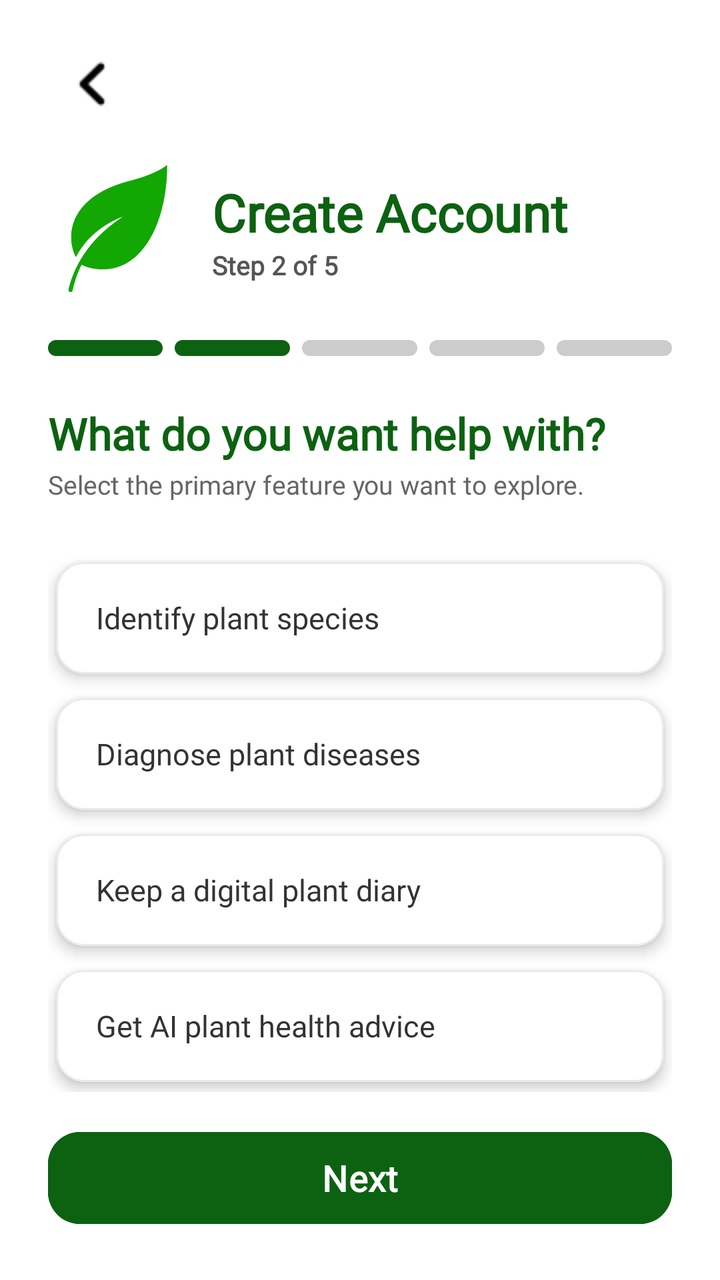
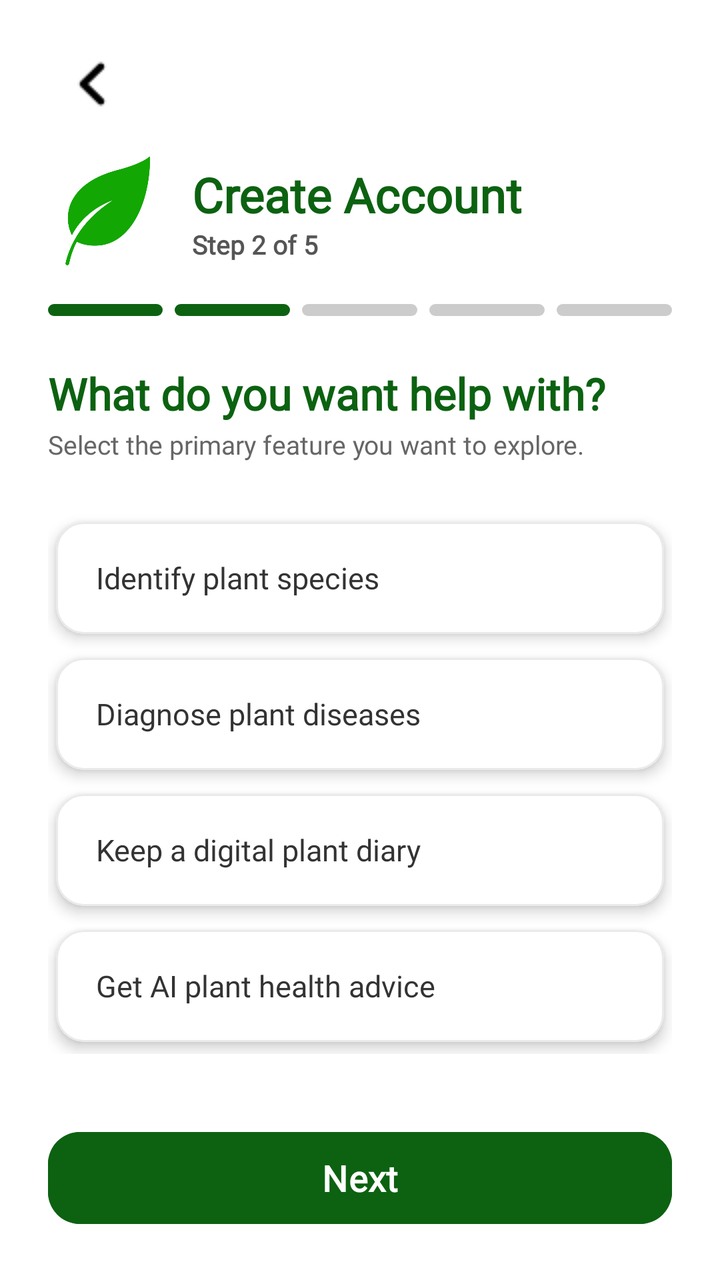

Screens rendered from an Android XML layout before and after an edit, with the pre-edit source and the edit as a unified diff.
<!-- AndroidManifest.xml: application theme Theme.SmartGrow -->
<!-- res/layout/activity_register_step2.xml -->
<?xml version="1.0" encoding="utf-8"?>
<androidx.constraintlayout.widget.ConstraintLayout
    xmlns:android="http://schemas.android.com/apk/res/android"
    xmlns:app="http://schemas.android.com/apk/res-auto"
    android:layout_width="match_parent"
    android:layout_height="match_parent"
    android:background="#FFFFFF"
    android:paddingHorizontal="24dp"
    android:paddingTop="20dp"
    android:paddingBottom="24dp">

    <ImageButton
        android:id="@+id/btn_register_back"
        android:layout_width="44dp"
        android:layout_height="44dp"
        android:background="?android:attr/selectableItemBackgroundBorderless"
        android:src="@drawable/back_button_login"
        android:contentDescription="Back"
        android:scaleType="centerInside"
        android:clickable="true"
        android:focusable="true"
        app:layout_constraintTop_toTopOf="parent"
        app:layout_constraintStart_toStartOf="parent" />

    <LinearLayout
        android:id="@+id/layout_register_header"
        android:layout_width="0dp"
        android:layout_height="wrap_content"
        android:orientation="horizontal"
        android:gravity="center_vertical"
        android:layout_marginTop="16dp"
        app:layout_constraintTop_toBottomOf="@id/btn_register_back"
        app:layout_constraintStart_toStartOf="parent"
        app:layout_constraintEnd_toEndOf="parent">

        <ImageView
            android:id="@+id/img_register_mini_logo"
            android:layout_width="70dp"
            android:layout_height="70dp"
            android:src="@drawable/smartgrow_logo"
            app:tint="#12A703"
            android:contentDescription="SmartGrow" />

        <LinearLayout
            android:layout_width="wrap_content"
            android:layout_height="wrap_content"
            android:orientation="vertical"
            android:layout_marginStart="12dp">

            <TextView
                android:layout_width="wrap_content"
                android:layout_height="wrap_content"
                android:text="Create Account"
                android:textSize="26sp"
                android:textStyle="bold"
                android:fontFamily="@font/poppins"
                android:textColor="#0C6211" />

            <TextView
                android:id="@+id/tv_step_counter"
                android:layout_width="wrap_content"
                android:layout_height="wrap_content"
                android:text="Step 2 of 5"
                android:textSize="13sp"
                android:textStyle="bold"
                android:fontFamily="@font/poppins"
                android:textColor="#555555" />
        </LinearLayout>
    </LinearLayout>

    <LinearLayout
        android:id="@+id/layout_indicator_bars"
        android:layout_width="match_parent"
        android:layout_height="8dp"
        android:orientation="horizontal"
        android:layout_marginTop="20dp"
        android:weightSum="5"
        app:layout_constraintTop_toBottomOf="@id/layout_register_header"
        app:layout_constraintStart_toStartOf="parent"
        app:layout_constraintEnd_toEndOf="parent">

        <View
            android:id="@+id/indicator_step1"
            android:layout_width="0dp"
            android:layout_height="match_parent"
            android:layout_weight="1"
            android:layout_marginEnd="6dp"
            android:background="@drawable/indicator_green" />

        <View
            android:id="@+id/indicator_step2"
            android:layout_width="0dp"
            android:layout_height="match_parent"
            android:layout_weight="1"
            android:layout_marginEnd="6dp"
            android:background="@drawable/indicator_green" /> <View
        android:id="@+id/indicator_step3"
        android:layout_width="0dp"
        android:layout_height="match_parent"
        android:layout_weight="1"
        android:layout_marginEnd="6dp"
        android:background="@drawable/indicator_gray" />

        <View
            android:id="@+id/indicator_step4"
            android:layout_width="0dp"
            android:layout_height="match_parent"
            android:layout_weight="1"
            android:layout_marginEnd="6dp"
            android:background="@drawable/indicator_gray" />

        <View
            android:id="@+id/indicator_step5"
            android:layout_width="0dp"
            android:layout_height="match_parent"
            android:layout_weight="1"
            android:background="@drawable/indicator_gray" />
    </LinearLayout>

    <TextView
        android:id="@+id/tv_question_title"
        android:layout_width="match_parent"
        android:layout_height="wrap_content"
        android:text="What do you want help with?"
        android:textSize="22sp"
        android:textStyle="bold"
        android:textColor="#0C6211"
        android:fontFamily="@font/poppins"
        android:layout_marginTop="24dp"
        app:layout_constraintTop_toBottomOf="@id/layout_indicator_bars" />

    <TextView
        android:id="@+id/tv_question_subtitle"
        android:layout_width="match_parent"
        android:layout_height="wrap_content"
        android:text="Select the primary feature you want to explore."
        android:textSize="13sp"
        android:textColor="#666666"
        android:fontFamily="@font/poppins"
        android:layout_marginTop="2dp"
        app:layout_constraintTop_toBottomOf="@id/tv_question_title" />

    <LinearLayout
        android:id="@+id/layout_choices_container"
        android:layout_width="match_parent"
        android:layout_height="0dp"
        android:orientation="vertical"
        android:layout_marginTop="24dp"
        android:layout_marginBottom="16dp"
        app:layout_constraintTop_toBottomOf="@id/tv_question_subtitle"
        app:layout_constraintBottom_toTopOf="@id/btn_register_next">

        <com.google.android.material.card.MaterialCardView
            android:id="@+id/card_choice1"
            android:layout_width="match_parent"
            android:layout_height="56dp"
            android:layout_marginHorizontal="4dp"
            android:layout_marginVertical="6dp"
            app:cardElevation="4dp"
            app:cardCornerRadius="14dp"
            app:cardBackgroundColor="#FFFFFF"
            app:strokeWidth="1dp"
            app:strokeColor="#EAEAEA"
            android:clickable="true"
            android:focusable="true">
            <TextView
                android:id="@+id/tv_choice1_text"
                android:layout_width="match_parent"
                android:layout_height="match_parent"
                android:gravity="center_vertical"
                android:paddingHorizontal="20dp"
                android:text="Identify plant species"
                android:textSize="15sp"
                android:textColor="#333333"
                android:fontFamily="@font/poppins" />
        </com.google.android.material.card.MaterialCardView>

        <com.google.android.material.card.MaterialCardView
            android:id="@+id/card_choice2"
            android:layout_width="match_parent"
            android:layout_height="56dp"
            android:layout_marginHorizontal="4dp"
            android:layout_marginVertical="6dp"
            app:cardElevation="4dp"
            app:cardCornerRadius="14dp"
            app:cardBackgroundColor="#FFFFFF"
            app:strokeWidth="1dp"
            app:strokeColor="#EAEAEA"
            android:clickable="true"
            android:focusable="true">
            <TextView
                android:id="@+id/tv_choice2_text"
                android:layout_width="match_parent"
                android:layout_height="match_parent"
                android:gravity="center_vertical"
                android:paddingHorizontal="20dp"
                android:text="Diagnose plant diseases"
                android:textSize="15sp"
                android:textColor="#333333"
                android:fontFamily="@font/poppins" />
        </com.google.android.material.card.MaterialCardView>

        <com.google.android.material.card.MaterialCardView
            android:id="@+id/card_choice3"
            android:layout_width="match_parent"
            android:layout_height="56dp"
            android:layout_marginHorizontal="4dp"
            android:layout_marginVertical="6dp"
            app:cardElevation="4dp"
            app:cardCornerRadius="14dp"
            app:cardBackgroundColor="#FFFFFF"
            app:strokeWidth="1dp"
            app:strokeColor="#EAEAEA"
            android:clickable="true"
            android:focusable="true">
            <TextView
                android:id="@+id/tv_choice3_text"
                android:layout_width="match_parent"
                android:layout_height="match_parent"
                android:gravity="center_vertical"
                android:paddingHorizontal="20dp"
                android:text="Keep a digital plant diary"
                android:textSize="15sp"
                android:textColor="#333333"
                android:fontFamily="@font/poppins" />
        </com.google.android.material.card.MaterialCardView>

        <com.google.android.material.card.MaterialCardView
            android:id="@+id/card_choice4"
            android:layout_width="match_parent"
            android:layout_height="56dp"
            android:layout_marginHorizontal="4dp"
            android:layout_marginVertical="6dp"
            app:cardElevation="4dp"
            app:cardCornerRadius="14dp"
            app:cardBackgroundColor="#FFFFFF"
            app:strokeWidth="1dp"
            app:strokeColor="#EAEAEA"
            android:clickable="true"
            android:focusable="true">
            <TextView
                android:id="@+id/tv_choice4_text"
                android:layout_width="match_parent"
                android:layout_height="match_parent"
                android:gravity="center_vertical"
                android:paddingHorizontal="20dp"
                android:text="Get AI plant health advice"
                android:textSize="15sp"
                android:textColor="#333333"
                android:fontFamily="@font/poppins" />
        </com.google.android.material.card.MaterialCardView>
    </LinearLayout>

    <com.google.android.material.button.MaterialButton
        android:id="@+id/btn_register_next"
        android:layout_width="match_parent"
        android:layout_height="54dp"
        android:text="Next"
        android:textSize="18sp"
        android:fontFamily="@font/poppins"
        android:textStyle="bold"
        android:textColor="@color/white"
        android:textAllCaps="false"
        android:backgroundTint="#0C6211"
        app:cornerRadius="16dp"
        android:elevation="4dp"
        android:clickable="true"
        android:focusable="true"
        app:layout_constraintBottom_toBottomOf="parent"
        app:layout_constraintStart_toStartOf="parent"
        app:layout_constraintEnd_toEndOf="parent" />

</androidx.constraintlayout.widget.ConstraintLayout>
<!-- resources referenced by this layout -->
<resources>
  <color name="white">#FFFFFFFF</color>
  <!-- drawable back_button_login: png bitmap (drawable, 311 bytes) -->
  <!-- drawable indicator_gray (drawable) -->
  <?xml version="1.0" encoding="utf-8"?>
  <shape xmlns:android="http://schemas.android.com/apk/res/android"
      android:shape="rectangle">
      <solid android:color="#CCCCCC" />
      <corners android:radius="4dp" />
  </shape>
  <!-- drawable indicator_green (drawable) -->
  <?xml version="1.0" encoding="utf-8"?>
  <shape xmlns:android="http://schemas.android.com/apk/res/android"
      android:shape="rectangle">
      <solid android:color="#0C6211" />
      <corners android:radius="4dp" />
  </shape>
  <!-- drawable smartgrow_logo: png bitmap (drawable, 73503 bytes) -->
  <style name="Theme.SmartGrow" parent="Base.Theme.SmartGrow" />
  <style name="Base.Theme.SmartGrow" parent="Theme.Material3.DayNight.NoActionBar">
          <item name="android:windowBackground">@android:color/white</item>
          <item name="android:windowDisablePreview">true</item>
          <item name="android:statusBarColor">#0C6211</item>
          <item name="android:windowLightStatusBar" tools:targetApi="m">false</item>
      </style>
</resources>

<!-- the commit's change to res/layout/activity_register_step2.xml (unified diff, before → after) -->
@@ -4,257 +4,243 @@
     xmlns:app="http://schemas.android.com/apk/res-auto"
     android:layout_width="match_parent"
     android:layout_height="match_parent"
-    android:background="#FFFFFF"
-    android:paddingHorizontal="24dp"
-    android:paddingTop="20dp"
-    android:paddingBottom="24dp">
-
-    <ImageButton
-        android:id="@+id/btn_register_back"
-        android:layout_width="44dp"
-        android:layout_height="44dp"
-        android:background="?android:attr/selectableItemBackgroundBorderless"
-        android:src="@drawable/back_button_login"
-        android:contentDescription="Back"
-        android:scaleType="centerInside"
-        android:clickable="true"
-        android:focusable="true"
-        app:layout_constraintTop_toTopOf="parent"
-        app:layout_constraintStart_toStartOf="parent" />
-
-    <LinearLayout
-        android:id="@+id/layout_register_header"
-        android:layout_width="0dp"
+    android:background="#FFFFFF">
+
+    
+    <androidx.constraintlayout.widget.ConstraintLayout
+        android:id="@+id/layout_header_fixed"
+        android:layout_width="match_parent"
         android:layout_height="wrap_content"
-        android:orientation="horizontal"
-        android:gravity="center_vertical"
-        android:layout_marginTop="16dp"
-        app:layout_constraintTop_toBottomOf="@id/btn_register_back"
-        app:layout_constraintStart_toStartOf="parent"
-        app:layout_constraintEnd_toEndOf="parent">
-
-        <ImageView
-            android:id="@+id/img_register_mini_logo"
-            android:layout_width="70dp"
-            android:layout_height="70dp"
-            android:src="@drawable/smartgrow_logo"
-            app:tint="#12A703"
-            android:contentDescription="SmartGrow" />
+        android:paddingHorizontal="24dp"
+        android:paddingTop="20dp"
+        android:paddingBottom="8dp"
+        app:layout_constraintTop_toTopOf="parent">
+
+        <ImageButton
+            android:id="@+id/btn_register_back"
+            android:layout_width="44dp"
+            android:layout_height="44dp"
+            android:background="?android:attr/selectableItemBackgroundBorderless"
+            android:src="@drawable/back_button_login"
+            android:contentDescription="Back"
+            android:scaleType="centerInside"
+            android:clickable="true"
+            android:focusable="true"
+            app:layout_constraintTop_toTopOf="parent"
+            app:layout_constraintStart_toStartOf="parent" />
 
         <LinearLayout
-            android:layout_width="wrap_content"
+            android:id="@+id/layout_register_header"
+            android:layout_width="0dp"
+            android:layout_height="wrap_content"
+            android:orientation="horizontal"
+            android:gravity="center_vertical"
+            android:layout_marginTop="12dp"
+            app:layout_constraintTop_toBottomOf="@id/btn_register_back"
+            app:layout_constraintStart_toStartOf="parent"
+            app:layout_constraintEnd_toEndOf="parent">
+
+            <ImageView
+                android:id="@+id/img_register_mini_logo"
+                android:layout_width="60dp"
+                android:layout_height="60dp"
+                android:src="@drawable/smartgrow_logo"
+                app:tint="#12A703"
+                android:contentDescription="SmartGrow" />
+
+            <LinearLayout
+                android:layout_width="wrap_content"
+                android:layout_height="wrap_content"
+                android:orientation="vertical"
+                android:layout_marginStart="12dp">
+
+                <TextView
+                    android:layout_width="wrap_content"
+                    android:layout_height="wrap_content"
+                    android:text="Create Account"
+                    android:textSize="24sp"
+                    android:textStyle="bold"
+                    android:fontFamily="@font/poppins"
+                    android:textColor="#0C6211" />
+
+                <TextView
+                    android:id="@+id/tv_step_counter"
+                    android:layout_width="wrap_content"
+                    android:layout_height="wrap_content"
+                    android:text="Step 2 of 5"
+                    android:textSize="13sp"
+                    android:textStyle="bold"
+                    android:fontFamily="@font/poppins"
+                    android:textColor="#555555" />
+            </LinearLayout>
+        </LinearLayout>
+
+        <LinearLayout
+            android:id="@+id/layout_indicator_bars"
+            android:layout_width="match_parent"
+            android:layout_height="6dp"
+            android:orientation="horizontal"
+            android:layout_marginTop="16dp"
+            android:weightSum="5"
+            app:layout_constraintTop_toBottomOf="@id/layout_register_header">
+
+            <View android:id="@+id/indicator_step1" android:layout_width="0dp" android:layout_height="match_parent" android:layout_weight="1" android:layout_marginEnd="6dp" android:background="@drawable/indicator_green" />
+            <View android:id="@+id/indicator_step2" android:layout_width="0dp" android:layout_height="match_parent" android:layout_weight="1" android:layout_marginEnd="6dp" android:background="@drawable/indicator_green" />
+            <View android:id="@+id/indicator_step3" android:layout_width="0dp" android:layout_height="match_parent" android:layout_weight="1" android:layout_marginEnd="6dp" android:background="@drawable/indicator_gray" />
+            <View android:id="@+id/indicator_step4" android:layout_width="0dp" android:layout_height="match_parent" android:layout_weight="1" android:layout_marginEnd="6dp" android:background="@drawable/indicator_gray" />
+            <View android:id="@+id/indicator_step5" android:layout_width="0dp" android:layout_height="match_parent" android:layout_weight="1" android:background="@drawable/indicator_gray" />
+        </LinearLayout>
+    </androidx.constraintlayout.widget.ConstraintLayout>
+
+    
+    <androidx.core.widget.NestedScrollView
+        android:layout_width="match_parent"
+        android:layout_height="0dp"
+        android:fillViewport="true"
+        app:layout_constraintTop_toBottomOf="@id/layout_header_fixed"
+        app:layout_constraintBottom_toTopOf="@id/btn_register_next">
+
+        <LinearLayout
+            android:layout_width="match_parent"
             android:layout_height="wrap_content"
             android:orientation="vertical"
-            android:layout_marginStart="12dp">
+            android:paddingHorizontal="24dp"
+            android:paddingTop="16dp"
+            android:paddingBottom="16dp">
 
             <TextView
-                android:layout_width="wrap_content"
-                android:layout_height="wrap_content"
-                android:text="Create Account"
-                android:textSize="26sp"
+                android:id="@+id/tv_question_title"
+                android:layout_width="match_parent"
+                android:layout_height="wrap_content"
+                android:text="What do you want help with?"
+                android:textSize="22sp"
                 android:textStyle="bold"
+                android:textColor="#0C6211"
+                android:fontFamily="@font/poppins" />
+
+            <TextView
+                android:id="@+id/tv_question_subtitle"
+                android:layout_width="match_parent"
+                android:layout_height="wrap_content"
+                android:text="Select the primary feature you want to explore."
+                android:textSize="13sp"
+                android:textColor="#666666"
                 android:fontFamily="@font/poppins"
-                android:textColor="#0C6211" />
-
-            <TextView
-                android:id="@+id/tv_step_counter"
-                android:layout_width="wrap_content"
-                android:layout_height="wrap_content"
-                android:text="Step 2 of 5"
-                android:textSize="13sp"
-                android:textStyle="bold"
-                android:fontFamily="@font/poppins"
-                android:textColor="#555555" />
+                android:layout_marginTop="2dp" />
+
+            <LinearLayout
+                android:id="@+id/layout_choices_container"
+                android:layout_width="match_parent"
+                android:layout_height="wrap_content"
+                android:orientation="vertical"
+                android:layout_marginTop="24dp">
+
+                <com.google.android.material.card.MaterialCardView
+                    android:id="@+id/card_choice1"
+                    android:layout_width="match_parent"
+                    android:layout_height="56dp"
+                    android:layout_marginHorizontal="4dp"
+                    android:layout_marginVertical="6dp"
+                    app:cardElevation="4dp"
+                    app:cardCornerRadius="14dp"
+                    app:cardBackgroundColor="#FFFFFF"
+                    app:strokeWidth="1dp"
+                    app:strokeColor="#EAEAEA"
+                    android:clickable="true"
+                    android:focusable="true">
+                    <TextView
+                        android:layout_width="match_parent"
+                        android:layout_height="match_parent"
+                        android:gravity="center_vertical"
+                        android:paddingHorizontal="20dp"
+                        android:text="Identify plant species"
+                        android:textSize="15sp"
+                        android:textColor="#333333"
+                        android:fontFamily="@font/poppins" />
+                </com.google.android.material.card.MaterialCardView>
+
+                <com.google.android.material.card.MaterialCardView
+                    android:id="@+id/card_choice2"
+                    android:layout_width="match_parent"
+                    android:layout_height="56dp"
+                    android:layout_marginHorizontal="4dp"
+                    android:layout_marginVertical="6dp"
+                    app:cardElevation="4dp"
+                    app:cardCornerRadius="14dp"
+                    app:cardBackgroundColor="#FFFFFF"
+                    app:strokeWidth="1dp"
+                    app:strokeColor="#EAEAEA"
+                    android:clickable="true"
+                    android:focusable="true">
+                    <TextView
+                        android:layout_width="match_parent"
+                        android:layout_height="match_parent"
+                        android:gravity="center_vertical"
+                        android:paddingHorizontal="20dp"
+                        android:text="Diagnose plant diseases"
+                        android:textSize="15sp"
+                        android:textColor="#333333"
+                        android:fontFamily="@font/poppins" />
+                </com.google.android.material.card.MaterialCardView>
+
+                <com.google.android.material.card.MaterialCardView
+                    android:id="@+id/card_choice3"
+                    android:layout_width="match_parent"
+                    android:layout_height="56dp"
+                    android:layout_marginHorizontal="4dp"
+                    android:layout_marginVertical="6dp"
+                    app:cardElevation="4dp"
+                    app:cardCornerRadius="14dp"
+                    app:cardBackgroundColor="#FFFFFF"
+                    app:strokeWidth="1dp"
+                    app:strokeColor="#EAEAEA"
+                    android:clickable="true"
+                    android:focusable="true">
+                    <TextView
+                        android:layout_width="match_parent"
+                        android:layout_height="match_parent"
+                        android:gravity="center_vertical"
+                        android:paddingHorizontal="20dp"
+                        android:text="Keep a digital plant diary"
+                        android:textSize="15sp"
+                        android:textColor="#333333"
+                        android:fontFamily="@font/poppins" />
+                </com.google.android.material.card.MaterialCardView>
+
+                <com.google.android.material.card.MaterialCardView
+                    android:id="@+id/card_choice4"
+                    android:layout_width="match_parent"
+                    android:layout_height="56dp"
+                    android:layout_marginHorizontal="4dp"
+                    android:layout_marginVertical="6dp"
+                    app:cardElevation="4dp"
+                    app:cardCornerRadius="14dp"
+                    app:cardBackgroundColor="#FFFFFF"
+                    app:strokeWidth="1dp"
+                    app:strokeColor="#EAEAEA"
+                    android:clickable="true"
+                    android:focusable="true">
+                    <TextView
+                        android:layout_width="match_parent"
+                        android:layout_height="match_parent"
+                        android:gravity="center_vertical"
+                        android:paddingHorizontal="20dp"
+                        android:text="Get AI plant health advice"
+                        android:textSize="15sp"
+                        android:textColor="#333333"
+                        android:fontFamily="@font/poppins" />
+                </com.google.android.material.card.MaterialCardView>
+            </LinearLayout>
         </LinearLayout>
-    </LinearLayout>
-
-    <LinearLayout
-        android:id="@+id/layout_indicator_bars"
-        android:layout_width="match_parent"
-        android:layout_height="8dp"
-        android:orientation="horizontal"
-        android:layout_marginTop="20dp"
-        android:weightSum="5"
-        app:layout_constraintTop_toBottomOf="@id/layout_register_header"
-        app:layout_constraintStart_toStartOf="parent"
-        app:layout_constraintEnd_toEndOf="parent">
-
-        <View
-            android:id="@+id/indicator_step1"
-            android:layout_width="0dp"
-            android:layout_height="match_parent"
-            android:layout_weight="1"
-            android:layout_marginEnd="6dp"
-            android:background="@drawable/indicator_green" />
-
-        <View
-            android:id="@+id/indicator_step2"
-            android:layout_width="0dp"
-            android:layout_height="match_parent"
-            android:layout_weight="1"
-            android:layout_marginEnd="6dp"
-            android:background="@drawable/indicator_green" /> <View
-        android:id="@+id/indicator_step3"
-        android:layout_width="0dp"
-        android:layout_height="match_parent"
-        android:layout_weight="1"
-        android:layout_marginEnd="6dp"
-        android:background="@drawable/indicator_gray" />
-
-        <View
-            android:id="@+id/indicator_step4"
-            android:layout_width="0dp"
-            android:layout_height="match_parent"
-            android:layout_weight="1"
-            android:layout_marginEnd="6dp"
-            android:background="@drawable/indicator_gray" />
-
-        <View
-            android:id="@+id/indicator_step5"
-            android:layout_width="0dp"
-            android:layout_height="match_parent"
-            android:layout_weight="1"
-            android:background="@drawable/indicator_gray" />
-    </LinearLayout>
-
-    <TextView
-        android:id="@+id/tv_question_title"
-        android:layout_width="match_parent"
-        android:layout_height="wrap_content"
-        android:text="What do you want help with?"
-        android:textSize="22sp"
-        android:textStyle="bold"
-        android:textColor="#0C6211"
-        android:fontFamily="@font/poppins"
-        android:layout_marginTop="24dp"
-        app:layout_constraintTop_toBottomOf="@id/layout_indicator_bars" />
-
-    <TextView
-        android:id="@+id/tv_question_subtitle"
-        android:layout_width="match_parent"
-        android:layout_height="wrap_content"
-        android:text="Select the primary feature you want to explore."
-        android:textSize="13sp"
-        android:textColor="#666666"
-        android:fontFamily="@font/poppins"
-        android:layout_marginTop="2dp"
-        app:layout_constraintTop_toBottomOf="@id/tv_question_title" />
-
-    <LinearLayout
-        android:id="@+id/layout_choices_container"
-        android:layout_width="match_parent"
-        android:layout_height="0dp"
-        android:orientation="vertical"
-        android:layout_marginTop="24dp"
-        android:layout_marginBottom="16dp"
-        app:layout_constraintTop_toBottomOf="@id/tv_question_subtitle"
-        app:layout_constraintBottom_toTopOf="@id/btn_register_next">
-
-        <com.google.android.material.card.MaterialCardView
-            android:id="@+id/card_choice1"
-            android:layout_width="match_parent"
-            android:layout_height="56dp"
-            android:layout_marginHorizontal="4dp"
-            android:layout_marginVertical="6dp"
-            app:cardElevation="4dp"
-            app:cardCornerRadius="14dp"
-            app:cardBackgroundColor="#FFFFFF"
-            app:strokeWidth="1dp"
-            app:strokeColor="#EAEAEA"
-            android:clickable="true"
-            android:focusable="true">
-            <TextView
-                android:id="@+id/tv_choice1_text"
-                android:layout_width="match_parent"
-                android:layout_height="match_parent"
-                android:gravity="center_vertical"
-                android:paddingHorizontal="20dp"
-                android:text="Identify plant species"
-                android:textSize="15sp"
-                android:textColor="#333333"
-                android:fontFamily="@font/poppins" />
-        </com.google.android.material.card.MaterialCardView>
-
-        <com.google.android.material.card.MaterialCardView
-            android:id="@+id/card_choice2"
-            android:layout_width="match_parent"
-            android:layout_height="56dp"
-            android:layout_marginHorizontal="4dp"
-            android:layout_marginVertical="6dp"
-            app:cardElevation="4dp"
-            app:cardCornerRadius="14dp"
-            app:cardBackgroundColor="#FFFFFF"
-            app:strokeWidth="1dp"
-            app:strokeColor="#EAEAEA"
-            android:clickable="true"
-            android:focusable="true">
-            <TextView
-                android:id="@+id/tv_choice2_text"
-                android:layout_width="match_parent"
-                android:layout_height="match_parent"
-                android:gravity="center_vertical"
-                android:paddingHorizontal="20dp"
-                android:text="Diagnose plant diseases"
-                android:textSize="15sp"
-                android:textColor="#333333"
-                android:fontFamily="@font/poppins" />
-        </com.google.android.material.card.MaterialCardView>
-
-        <com.google.android.material.card.MaterialCardView
-            android:id="@+id/card_choice3"
-            android:layout_width="match_parent"
-            android:layout_height="56dp"
-            android:layout_marginHorizontal="4dp"
-            android:layout_marginVertical="6dp"
-            app:cardElevation="4dp"
-            app:cardCornerRadius="14dp"
-            app:cardBackgroundColor="#FFFFFF"
-            app:strokeWidth="1dp"
-            app:strokeColor="#EAEAEA"
-            android:clickable="true"
-            android:focusable="true">
-            <TextView
-                android:id="@+id/tv_choice3_text"
-                android:layout_width="match_parent"
-                android:layout_height="match_parent"
-                android:gravity="center_vertical"
-                android:paddingHorizontal="20dp"
-                android:text="Keep a digital plant diary"
-                android:textSize="15sp"
-                android:textColor="#333333"
-                android:fontFamily="@font/poppins" />
-        </com.google.android.material.card.MaterialCardView>
-
-        <com.google.android.material.card.MaterialCardView
-            android:id="@+id/card_choice4"
-            android:layout_width="match_parent"
-            android:layout_height="56dp"
-            android:layout_marginHorizontal="4dp"
-            android:layout_marginVertical="6dp"
-            app:cardElevation="4dp"
-            app:cardCornerRadius="14dp"
-            app:cardBackgroundColor="#FFFFFF"
-            app:strokeWidth="1dp"
-            app:strokeColor="#EAEAEA"
-            android:clickable="true"
-            android:focusable="true">
-            <TextView
-                android:id="@+id/tv_choice4_text"
-                android:layout_width="match_parent"
-                android:layout_height="match_parent"
-                android:gravity="center_vertical"
-                android:paddingHorizontal="20dp"
-                android:text="Get AI plant health advice"
-                android:textSize="15sp"
-                android:textColor="#333333"
-                android:fontFamily="@font/poppins" />
-        </com.google.android.material.card.MaterialCardView>
-    </LinearLayout>
-
+    </androidx.core.widget.NestedScrollView>
+
+    
     <com.google.android.material.button.MaterialButton
         android:id="@+id/btn_register_next"
         android:layout_width="match_parent"
         android:layout_height="54dp"
+        android:layout_marginHorizontal="24dp"
+        android:layout_marginBottom="24dp"
         android:text="Next"
         android:textSize="18sp"
         android:fontFamily="@font/poppins"
@@ -264,8 +250,6 @@
         android:backgroundTint="#0C6211"
         app:cornerRadius="16dp"
         android:elevation="4dp"
-        android:clickable="true"
-        android:focusable="true"
         app:layout_constraintBottom_toBottomOf="parent"
         app:layout_constraintStart_toStartOf="parent"
         app:layout_constraintEnd_toEndOf="parent" />
<!-- resource entries referenced after the edit -->
@@ -23,6 +23,12 @@
           <item name="android:windowDisablePreview">true</item>
           <item name="android:statusBarColor">#0C6211</item>
           <item name="android:windowLightStatusBar" tools:targetApi="m">false</item>
+  
+          
+          <item name="android:navigationBarColor">#F9FAFA</item>
+  
+          
+          <item name="android:windowLightNavigationBar" tools:targetApi="o">true</item>
       </style>
 </resources>
 
